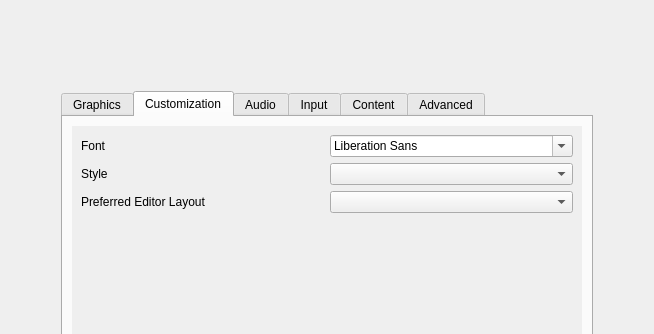
First picture: the form in src/SettingsScreen.ui, repository RemotelyChaotic/JOIPEngine, before the edit; both pictures show x 0 to 654 and y 0 to 334 of the 654 by 579 pixel window.
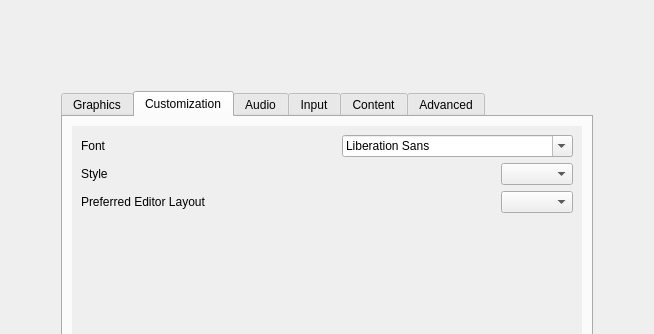
Second picture: the form after the edit. The open tabs and pages were chosen to show the change. Custom widgets are drawn as their Qt base class.

Commit message: Style fix of settings menu & better mobile look

```diff
--- a/src/SettingsScreen.ui
+++ b/src/SettingsScreen.ui
@@ -315,6 +315,19 @@
                 </property>
                </widget>
               </item>
+              <item>
+               <spacer name="horizontalSpacer_7">
+                <property name="orientation">
+                 <enum>Qt::Horizontal</enum>
+                </property>
+                <property name="sizeHint" stdset="0">
+                 <size>
+                  <width>40</width>
+                  <height>20</height>
+                 </size>
+                </property>
+               </spacer>
+              </item>
               <item>
                <widget class="QFontComboBox" name="pFontComboBox"/>
               </item>
@@ -386,6 +399,19 @@
                 </layout>
                </widget>
               </item>
+              <item>
+               <spacer name="horizontalSpacer_8">
+                <property name="orientation">
+                 <enum>Qt::Horizontal</enum>
+                </property>
+                <property name="sizeHint" stdset="0">
+                 <size>
+                  <width>40</width>
+                  <height>20</height>
+                 </size>
+                </property>
+               </spacer>
+              </item>
               <item>
                <widget class="QComboBox" name="pStyleComboBox"/>
               </item>
@@ -414,6 +440,19 @@
                 </property>
                </widget>
               </item>
+              <item>
+               <spacer name="horizontalSpacer_9">
+                <property name="orientation">
+                 <enum>Qt::Horizontal</enum>
+                </property>
+                <property name="sizeHint" stdset="0">
+                 <size>
+                  <width>40</width>
+                  <height>20</height>
+                 </size>
+                </property>
+               </spacer>
+              </item>
               <item>
                <widget class="QComboBox" name="pEditorLayoutComboBox"/>
               </item>
```
Left out of the diff: 81 changed lines with no effect on the pictures. The commit also changes 7 other files.
